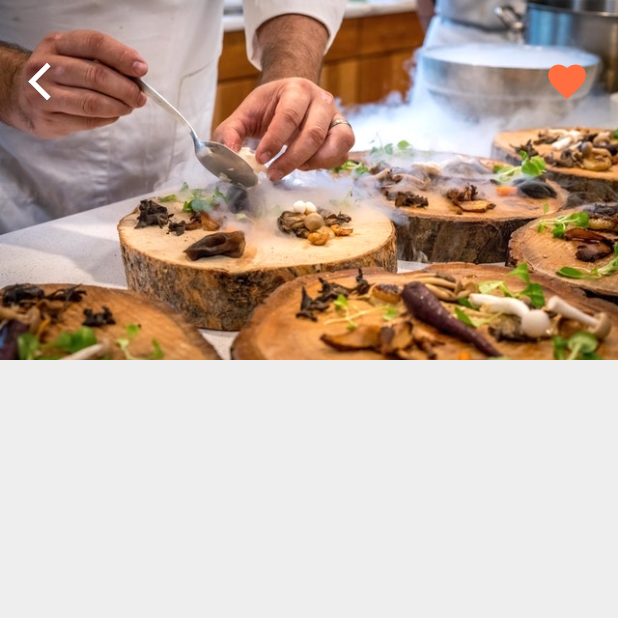
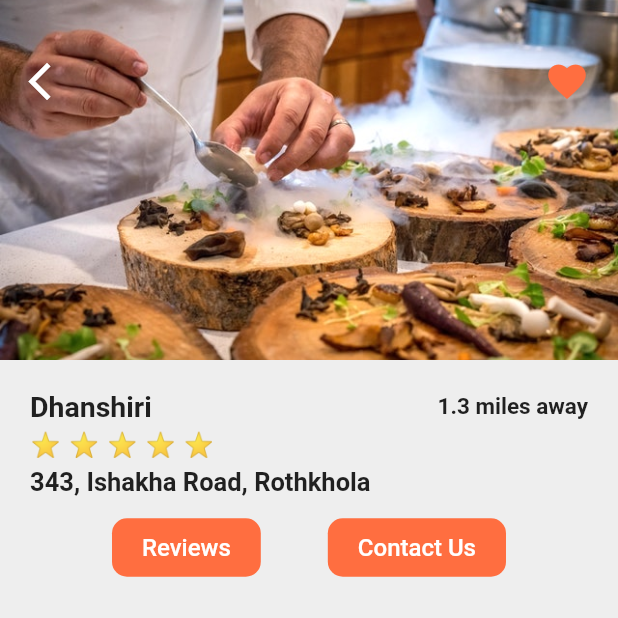
Before and after one commit to Rezuanul-Islam-Fahim/food_delivery_ui, a Flutter app: the screen it shows after launch, after a tap on "Dhanshiri", on a phone screen of 412 x 824 dp, the top half of it. Run offline on Flutter 3.47's test engine with Material 2 defaults, Android fonts, the phone set to English and light mode, and no system bars.

Commit message:
Create restaurant details section

```diff
--- a/lib/screens/restaurantScreen.dart
+++ b/lib/screens/restaurantScreen.dart
@@ -1,5 +1,6 @@
 import 'package:flutter/material.dart';
 import 'package:food_delivery_ui/models/restaurant.dart';
+import 'package:food_delivery_ui/widgets/ratingStars.dart';
 
 class RestaurantScreen extends StatefulWidget {
   final Restaurant restaurant;
@@ -52,6 +53,90 @@ class _RestaurantScreenState extends State<RestaurantScreen> {
               ),
             ],
           ),
+          SizedBox(height: 20.0),
+          Container(
+            padding: EdgeInsets.symmetric(horizontal: 20),
+            child: Column(
+              crossAxisAlignment: CrossAxisAlignment.start,
+              children: <Widget>[
+                Row(
+                  mainAxisAlignment: MainAxisAlignment.spaceBetween,
+                  children: <Widget>[
+                    Text(
+                      widget.restaurant.name,
+                      style: TextStyle(
+                        fontSize: 19,
+                        fontWeight: FontWeight.w700,
+                      ),
+                    ),
+                    Text(
+                      '${widget.restaurant.distance} miles away',
+                      style: TextStyle(
+                        fontSize: 15,
+                        fontWeight: FontWeight.w600,
+                      ),
+                    ),
+                  ],
+                ),
+                SizedBox(height: 5.0),
+                RatingStars(widget.restaurant.rating),
+                SizedBox(height: 5.0),
+                Text(
+                  widget.restaurant.address,
+                  style: TextStyle(
+                    fontSize: 17,
+                    fontWeight: FontWeight.w600,
+                  ),
+                ),
+                Padding(
+                  padding: EdgeInsets.all(10),
+                  child: Row(
+                    mainAxisAlignment: MainAxisAlignment.spaceEvenly,
+                    children: <Widget>[
+                      FlatButton(
+                        padding: EdgeInsets.symmetric(
+                          horizontal: 20.0,
+                          vertical: 10.0,
+                        ),
+                        color: Theme.of(context).primaryColor,
+                        shape: RoundedRectangleBorder(
+                          borderRadius: BorderRadius.circular(10.0),
+                        ),
+                        child: Text(
+                          'Reviews',
+                          style: TextStyle(
+                            color: Colors.white,
+                            fontSize: 16,
+                          ),
+                        ),
+                        splashColor: Colors.white38,
+                        onPressed: () {},
+                      ),
+                      FlatButton(
+                        padding: EdgeInsets.symmetric(
+                          horizontal: 20.0,
+                          vertical: 10.0,
+                        ),
+                        color: Theme.of(context).primaryColor,
+                        shape: RoundedRectangleBorder(
+                          borderRadius: BorderRadius.circular(10.0),
+                        ),
+                        child: Text(
+                          'Contact Us',
+                          style: TextStyle(
+                            color: Colors.white,
+                            fontSize: 16,
+                          ),
+                        ),
+                        splashColor: Colors.white38,
+                        onPressed: () {},
+                      ),
+                    ],
+                  ),
+                ),
+              ],
+            ),
+          ),
         ],
       ),
     );
```
